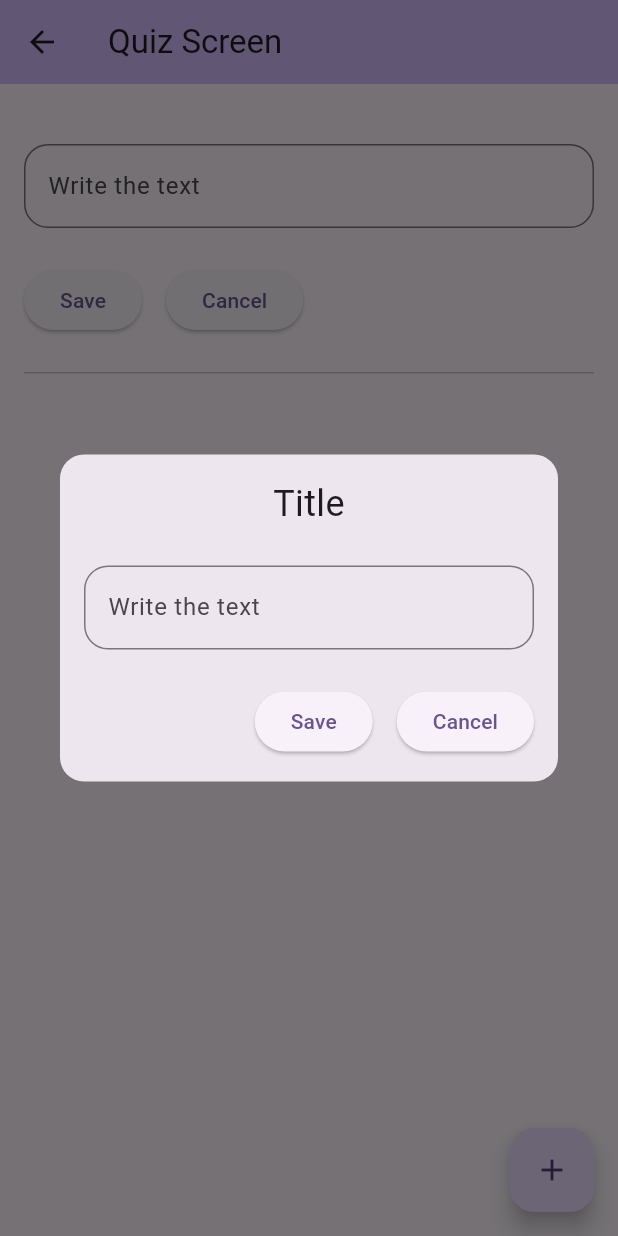
After one commit to Andestrial123/birthday_app, a Flutter app: the QuizScreenLayout screen opened directly, after a tap on the "add" icon, on a phone screen of 412 x 824 dp. The commit adds this screen. Run offline on Flutter 3.47's test engine with Material 3 defaults, Android fonts, the phone set to English and light mode, and no system bars; our stand-ins replace firebase_auth, firebase_core, firebase_database, flutter_bloc; accounts and stored records are empty.

Commit message:
ui for admin

```diff
--- a/lib/feature/auth/domain/auth_cubit.dart
+++ b/lib/feature/auth/domain/auth_cubit.dart
@@ -1,5 +1,5 @@
-import 'package:bloc/bloc.dart';
-import 'package:meta/meta.dart';
+
+import 'package:flutter_bloc/flutter_bloc.dart';
 
 part 'auth_state.dart';
 
--- a/lib/feature/auth/domain/auth_state.dart
+++ b/lib/feature/auth/domain/auth_state.dart
@@ -1,6 +1,5 @@
 part of 'auth_cubit.dart';
 
-@immutable
 abstract class AuthState {}
 
 class AuthInitial extends AuthState {}
--- a/lib/main.dart
+++ b/lib/main.dart
@@ -80,7 +80,9 @@ class _MyHomePageState extends State<MyHomePage> {
           child:
               showFunctionality ? const AdminMainPage() : const UserMainPage()),
       floatingActionButton: FloatingActionButton(
-        onPressed: _incrementCounter,
+        onPressed: (){
+          Navigator.push(context, MaterialPageRoute(builder: (context) => const MainScreenLayout(titleAppBar: 'Birthday App',)));
+        },
         tooltip: 'Increment',
         child: const Icon(Icons.add),
       ), // This trailing comma makes auto-formatting nicer for build methods.
--- a/modules/admin/lib/admin.dart
+++ b/modules/admin/lib/admin.dart
@@ -1,5 +1,6 @@
 library admin;
 
+export "features/main_screen/presentation/main_screen_layout.dart";
 import 'package:flutter/cupertino.dart';
 
 /// A Calculator.
--- /dev/null
+++ b/modules/admin/lib/features/quiz_screen/presentation/quiz_screen_layout.dart
@@ -0,0 +1,125 @@
+import 'package:flutter/material.dart';
+
+import 'widgets/question_modal.dart';
+
+class QuizScreenLayout extends StatefulWidget {
+  const QuizScreenLayout({super.key, required this.titleAppBar});
+
+  final String titleAppBar;
+
+  @override
+  State<QuizScreenLayout> createState() => _QuizScreenLayoutState();
+}
+
+class _QuizScreenLayoutState extends State<QuizScreenLayout> {
+  final TextEditingController _contentController = TextEditingController();
+  String _displayText = '';
+  final List<String> _questions = [];
+
+  @override
+  void dispose() {
+    _contentController.dispose();
+    super.dispose();
+  }
+
+  void _saveText() {
+    setState(() {
+      _displayText = _contentController.text;
+      _contentController.clear();
+    });
+  }
+
+  void _cancelText() {
+    setState(() {
+      _contentController.clear();
+    });
+  }
+
+  void _addQuestion(String question) {
+    setState(() {
+      _questions.add(question);
+    });
+  }
+
+  void _showQuestionModal() {
+    showDialog(
+      context: context,
+      builder: (context) {
+        return QuestionModal(onSave: _addQuestion);
+      },
+    );
+  }
+
+  @override
+  Widget build(BuildContext context) {
+    const sb = SizedBox(height: 24);
+    return Scaffold(
+      appBar: AppBar(
+        title: Text(widget.titleAppBar),
+        backgroundColor: Theme.of(context).colorScheme.inversePrimary,
+      ),
+      body: Padding(
+        padding: const EdgeInsets.all(16),
+        child: Column(
+          crossAxisAlignment: CrossAxisAlignment.start,
+          children: [
+            sb,
+            TextField(
+              minLines: 1,
+              maxLines: 12,
+              controller: _contentController,
+              decoration: InputDecoration(
+                hintText: 'Write the text',
+                border: OutlineInputBorder(
+                  borderRadius: BorderRadius.circular(16),
+                ),
+              ),
+            ),
+            sb,
+            Row(
+              mainAxisAlignment: MainAxisAlignment.start,
+              children: [
+                ElevatedButton(
+                  onPressed: _saveText,
+                  child: const Text('Save'),
+                ),
+                const SizedBox(width: 16),
+                ElevatedButton(
+                  onPressed: _cancelText,
+                  child: const Text('Cancel'),
+                ),
+              ],
+            ),
+            sb,
+            const Divider(height: 1),
+            sb,
+            Center(
+              child: Column(
+                crossAxisAlignment: CrossAxisAlignment.start,
+                mainAxisAlignment: MainAxisAlignment.start,
+                children: [
+                  Text(_displayText),
+                ],
+              ),
+            ),
+            Expanded(
+              child: ListView.builder(
+                itemCount: _questions.length,
+                itemBuilder: (context, index) {
+                  return ListTile(
+                    title: Text(_questions[index]),
+                  );
+                },
+              ),
+            ),
+          ],
+        ),
+      ),
+      floatingActionButton: FloatingActionButton(
+        onPressed: _showQuestionModal,
+        child: const Icon(Icons.add),
+      ),
+      floatingActionButtonLocation: FloatingActionButtonLocation.endFloat,
+    );
+  }
+}
--- /dev/null
+++ b/modules/admin/lib/features/quiz_screen/presentation/widgets/question_modal.dart
@@ -0,0 +1,61 @@
+import 'package:flutter/material.dart';
+
+class QuestionModal extends StatelessWidget {
+  QuestionModal({super.key, required this.onSave});
+
+  final Function(String) onSave;
+  final TextEditingController _contentController = TextEditingController();
+
+  @override
+  Widget build(BuildContext context) {
+    return Dialog(
+      shape: RoundedRectangleBorder(
+        borderRadius: BorderRadius.circular(16),
+      ),
+      child: Padding(
+        padding: const EdgeInsets.all(16.0),
+        child: Column(
+          mainAxisSize: MainAxisSize.min,
+          children: [
+            const Text(
+              'Title',
+              style: TextStyle(fontSize: 24),
+              textAlign: TextAlign.center,
+            ),
+            const SizedBox(height: 24),
+            TextField(
+              controller: _contentController,
+              decoration: const InputDecoration(
+                hintText: 'Write the text',
+                border: OutlineInputBorder(
+                  borderRadius: BorderRadius.all(Radius.circular(16)),
+                ),
+              ),
+            ),
+            const SizedBox(height: 24),
+            Row(
+              mainAxisAlignment: MainAxisAlignment.end,
+              children: [
+                ElevatedButton(
+                  onPressed: () {
+                    onSave(_contentController.text);
+                    _contentController.clear();
+                    Navigator.of(context).pop();
+                  },
+                  child: const Text('Save'),
+                ),
+                const SizedBox(width: 16),
+                ElevatedButton(
+                  onPressed: () {
+                    Navigator.of(context).pop();
+                  },
+                  child: const Text('Cancel'),
+                ),
+              ],
+            ),
+          ],
+        ),
+      ),
+    );
+  }
+}
--- a/pubspec.yaml
+++ b/pubspec.yaml
@@ -37,6 +37,7 @@ dependencies:
   cupertino_icons: ^1.0.6
   firebase_core:
   firebase_database:
+  flutter_bloc:
 
   admin:
     path: ./modules/admin
```
Also changed, not shown: modules/admin/lib/features/main_screen/presentation/main_screen_layout.dart (added, +47 -0 lines), pubspec.lock, 1 other file.
